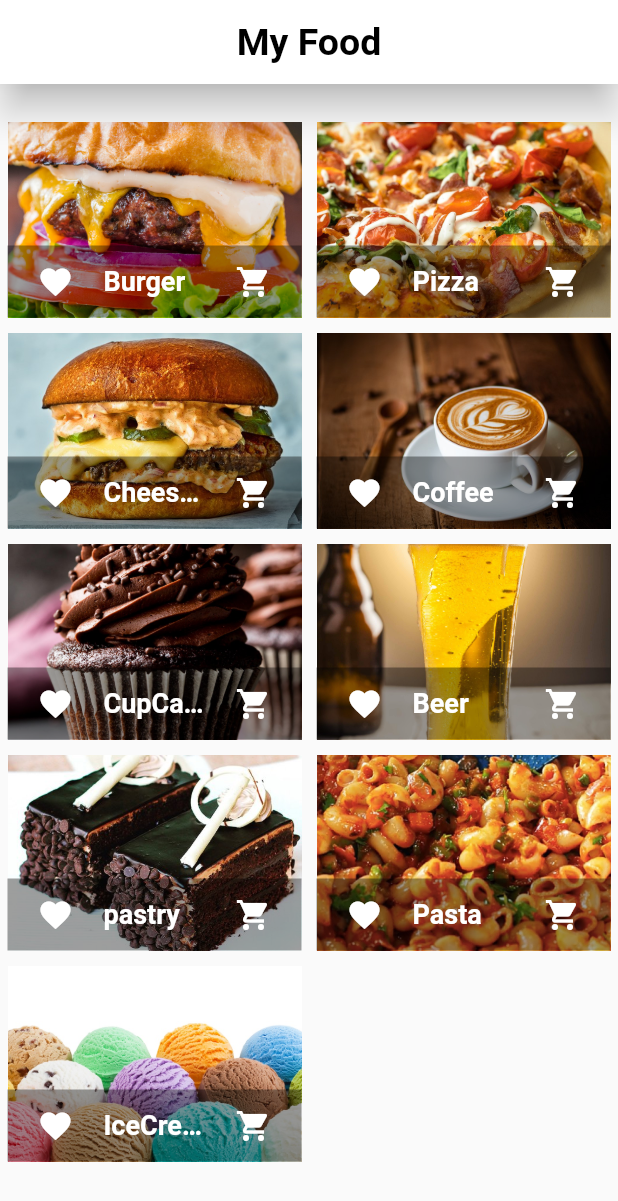
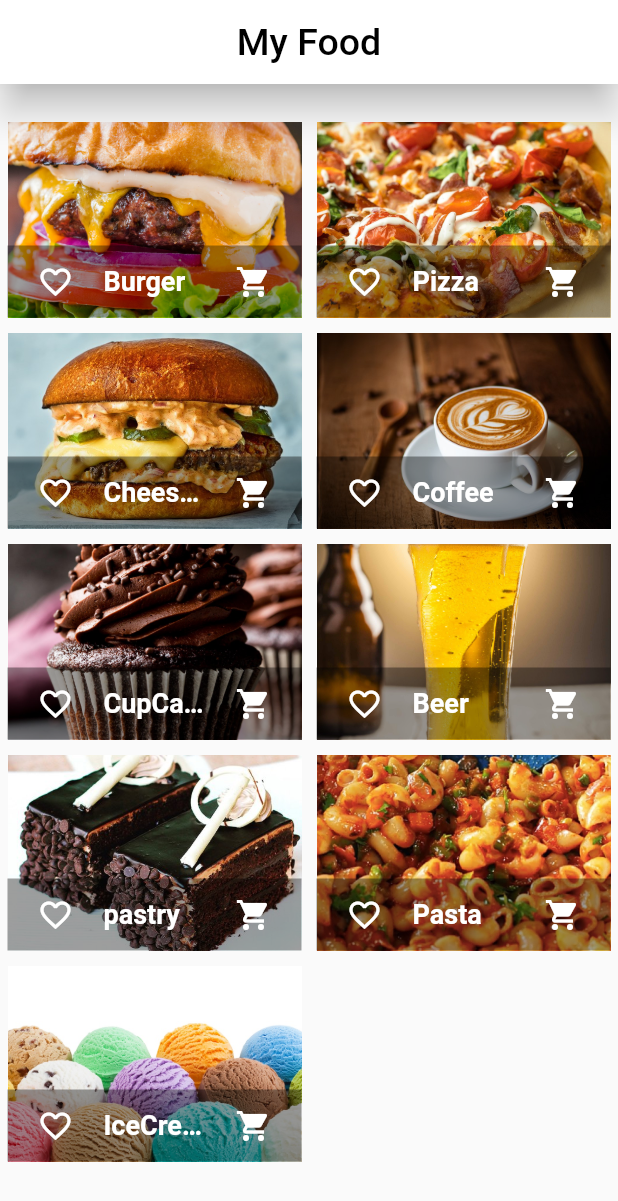
Before and after one commit to harshali1226/Food_Delivery, a Flutter app: the MyFoods screen opened by its route, on a phone screen of 412 x 824 dp. Shown: the top 1201 px of the screen. Run offline on Flutter 3.47's test engine with Material 2 defaults, Android fonts, the phone set to English and light mode, and no system bars; our stand-ins replace image_picker.

```diff
--- a/lib/data/category_data.dart
+++ b/lib/data/category_data.dart
@@ -16,7 +16,21 @@ class Cats with ChangeNotifier {
 
  ];
 
+ var _showFavoritesOnly = false;
+
 List<Category> get items {
+  if(_showFavoritesOnly) {
+   return _items.where((prodItem) => prodItem.isFavorite).toList();
+  }
     return [..._items];
   }
+
+  void showFavoritesOnly() {
+    _showFavoritesOnly = true;
+    notifyListeners();
+  }
+
+  List<Category> get favoriteItems {
+    return _items.where((prodItem) => prodItem.isFavorite).toList();
+  }
 }
--- a/lib/model/category_model.dart
+++ b/lib/model/category_model.dart
@@ -1,9 +1,27 @@
-class Category{
+import 'package:flutter/foundation.dart';
+
+class Category with ChangeNotifier{
   final String id;
   final String categoryName;
   final String imagePath;
   final int numberOfItems;
   final double price;
+   bool isFavorite;
 
-  Category({this.id,this.categoryName, this.imagePath, this.numberOfItems,this.price});
+
+  Category({
+    @required this.id,
+    @required this.categoryName,
+    @required this.imagePath,
+    @required this.numberOfItems,
+    @required this.price,
+     this.isFavorite = false,
+    });
+
+    void toggleFavoriteStatus() {
+      isFavorite = !isFavorite;
+      notifyListeners();
+    }
+
+
 }
--- a/lib/pages/myfoods.dart
+++ b/lib/pages/myfoods.dart
@@ -10,14 +10,14 @@ class MyFoods extends StatefulWidget {
 }
 
 class _MyFoodsState extends State<MyFoods> {
-
+  var _showFavorites = true;
   @override
   Widget build(BuildContext context) {
     final loadedCategories = Provider.of<Cats>(context);
     final categories = loadedCategories.items;
     return Scaffold(
       appBar: AppBar(
-        title: Text('My Food', style: TextStyle(color: Colors.black, fontSize: 25,fontWeight: FontWeight.bold),),
+        title: Text('My Food', style: TextStyle(color: Colors.black, fontSize: 25,),),
         centerTitle: true,
         elevation: 10,
         backgroundColor: Colors.white,
@@ -32,13 +32,19 @@ class _MyFoodsState extends State<MyFoods> {
             mainAxisSpacing: 10,
             childAspectRatio: 3/2
             ),
-          itemBuilder: (ctx, i) => MyFoodsItems(
-            categories[i].id,
-            categories[i].price,
-            categories[i].categoryName,
-            categories[i].imagePath)
+          itemBuilder: (ctx, i) => ChangeNotifierProvider.value(
+
+            // builder: (c) => products[i],s
+            value: categories[i],
+            child: MyFoodsItems(
+              _showFavorites
+                // products[i].id,
+                // products[i].title,
+                // products[i].imageUrl,
+                ),
           ),
       ),
+          )
     );
   }
 }
--- a/lib/pages/sign_in_page.dart
+++ b/lib/pages/sign_in_page.dart
@@ -75,7 +75,7 @@ class _SignInState extends State<SignIn> {
                     onTap: () {
                       Provider.of<Orders>(context, listen: false).addOrder(cart.items.values.toList(), cart.subTotal);
                       cart.clear();
-                      Navigator.of(context).pushNamed(OrdersPage.routeName);
+                      Navigator.of(context).pushNamed('/');
 
                     },
                     child: Container(
--- a/lib/widgets/myfoods_items.dart
+++ b/lib/widgets/myfoods_items.dart
@@ -4,27 +4,44 @@ import 'package:provider/provider.dart';
 import '../model/category_model.dart';
 import '../data/category_data.dart';
 class MyFoodsItems extends StatelessWidget {
-  final String id;
-  final String catName;
-  final String imagePath;
-  final double price;
-  MyFoodsItems(this.id,this.price, this.catName, this.imagePath);
+  final bool showFavs;
+ MyFoodsItems(this.showFavs);
+  // final String id;
+  // final String catName;
+  // final String imagePath;
+  // final double price;
+  // MyFoodsItems(this.id,this.price, this.catName, this.imagePath);
   @override
   Widget build(BuildContext context) {
     final cart = Provider.of<Cart>(context, listen: false);
-    final category = Provider.of<Cats>(context, listen: false).items;
+    final category = Provider.of<Category>(context, listen: false);
     return GridTile(child: InkWell(
       onTap: () {},
-      child: Image.asset(imagePath, fit: BoxFit.cover,)
+      child: Image.asset(category.imagePath, fit: BoxFit.cover,)
       ),
       footer: GridTileBar(
         backgroundColor: Colors.black38,
-        leading: IconButton(icon: Icon(Icons.favorite),onPressed: () {},),
+        leading: Consumer<Category>(
+          builder: (ctx, category, child) => IconButton(
+            icon: Icon(
+              category.isFavorite ? Icons.favorite : Icons.favorite_border
+            ),onPressed: () {
+            category.toggleFavoriteStatus();
+          },),
+        ),
         title: Text(
-          catName, style: TextStyle(fontSize: 18, fontWeight: FontWeight.bold)
+          category.categoryName, style: TextStyle(fontSize: 18, fontWeight: FontWeight.bold)
         ),
         trailing: IconButton(icon: Icon(Icons.shopping_cart),onPressed: () {
-          cart.addItem(id, catName, price, imagePath);
+          showDialog(context: context, builder: (ctx) => AlertDialog(
+            title: Text('Item added to the cart'),
+            actions: <Widget>[
+              FlatButton(onPressed: () {
+                Navigator.of(context).pop();
+              }, child: Text('Okay', style: TextStyle(color: Colors.orange),))
+            ],
+          ));
+          cart.addItem(category.id, category.categoryName, category.price, category.imagePath);
         },),
       ),
       );
--- a/pubspec.yaml
+++ b/pubspec.yaml
@@ -34,6 +34,8 @@ dev_dependencies:
   provider: ^4.1.3
   http: ^0.12.1
   intl: ^0.16.1
+  image_picker: ^0.6.7+2
+
 
 # For information on the generic Dart part of this file, see the
 # following page: https://dart.dev/tools/pub/pubspec
@@ -57,6 +59,7 @@ flutter:
     - assets/images/pasta.jpg
     - assets/images/pastry.jpeg
     - assets/images/pizza.jpg
+    - assets/images/no_image.jpg
 
 
   # An image asset can refer to one or more resolution-specific "variants", see
```
Also changed, not shown: lib/pages/favorite_page.dart (deleted, +0 -15 lines), lib/pages/home_page.dart (+3 -5 lines), lib/pages/profile_page.dart (+11 -2 lines), lib/screens/main_screen.dart (+9 -5 lines), lib/widgets/cart_card.dart (+14 -0 lines), lib/widgets/imagepick.dart (added, +208 -0 lines), lib/widgets/list.dart (added, +10 -0 lines), assets/images/no_image.jpg (added), pubspec.lock.
